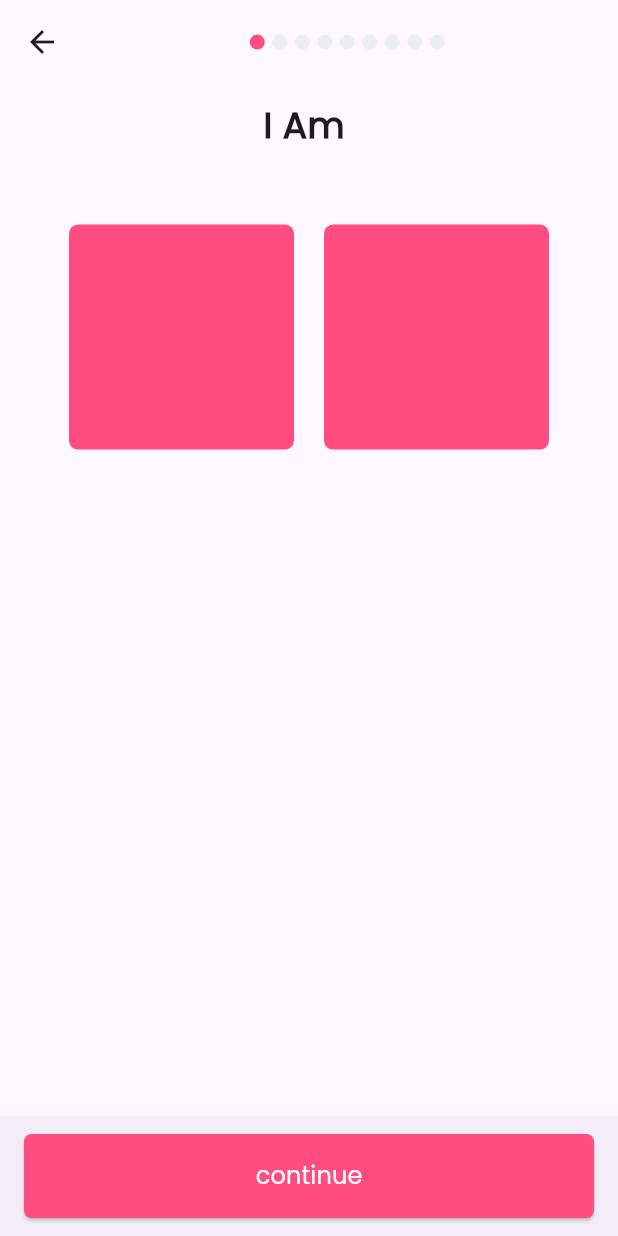
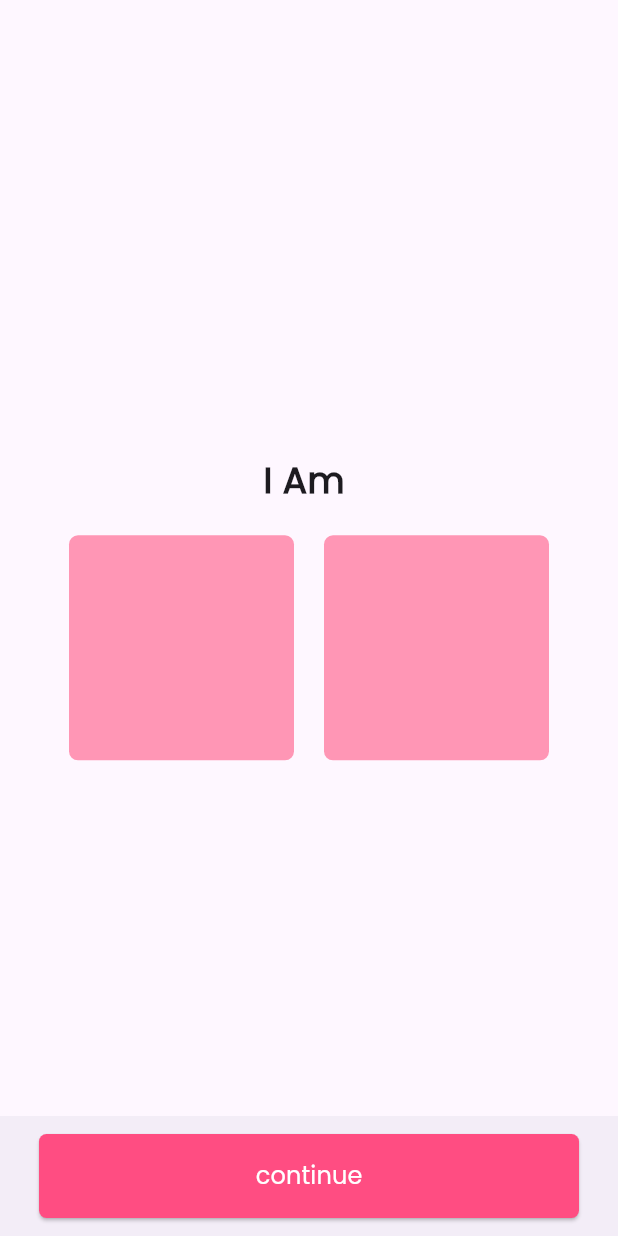
Before and after one commit to dvlpr-nirajpatil/Reshimgathi-Maratha-Anurup, a Flutter app: the ProfileCreationScreen screen opened directly, on a phone screen of 412 x 824 dp. Run offline on Flutter 3.47's test engine with Material 3 defaults, Android fonts, the light colour scheme and no system bars; our stand-ins replace cloud_firestore, dotted_border, firebase_auth, firebase_core, get, velocity_x; accounts and stored records are empty.

Commit message:
merge niraj and aditya branch

```diff
--- a/lib/main.dart
+++ b/lib/main.dart
@@ -3,7 +3,7 @@ import 'package:flutter/material.dart';
 import 'package:get/get.dart';
 import 'package:reshimgathi/consts/typography.dart';
 import 'package:reshimgathi/firebase_options.dart';
-import 'package:reshimgathi/views/auth-screens/profile-creation-form/profile_creation_form.dart';
+import 'package:reshimgathi/views/auth-screens/splash-screen/splash_screen.dart';
 
 void main() async {
   WidgetsFlutterBinding.ensureInitialized();
@@ -17,11 +17,9 @@ class Reshimgathi extends StatelessWidget {
   @override
   Widget build(BuildContext context) {
     return GetMaterialApp(
-
       debugShowCheckedModeBanner: false,
       theme: ThemeData(fontFamily: regular),
       home: SplashScreen(),
-
     );
   }
 }
--- a/lib/shared-widget/custom_auth_screens_button.dart
+++ b/lib/shared-widget/custom_auth_screens_button.dart
@@ -2,6 +2,7 @@ import 'package:reshimgathi/consts/consts.dart';
 
 Container customAuthScreenButton(BuildContext context, {title, ontap}) {
   return Container(
+    margin: EdgeInsets.symmetric(horizontal: 10),
     width: context.screenWidth,
     child: ElevatedButton(
       style: ButtonStyle(
--- a/lib/views/auth-screens/profile-creation-form/profile_creation_form.dart
+++ b/lib/views/auth-screens/profile-creation-form/profile_creation_form.dart
@@ -12,21 +12,9 @@ class ProfileCreationScreen extends StatelessWidget {
 
     return Scaffold(
       appBar: AppBar(
+        automaticallyImplyLeading: false,
         elevation: 0,
         scrolledUnderElevation: 0,
-        title: Row(
-          mainAxisAlignment: MainAxisAlignment.center,
-          children: List.generate(
-            9,
-            (index) => Container(
-              margin: EdgeInsets.only(right: 5),
-              child: CircleAvatar(
-                radius: 5,
-                backgroundColor: index == 0 ? pinkColor : lightGrey,
-              ),
-            ),
-          ),
-        ),
       ),
       body: Obx(
         () => Container(
@@ -59,7 +47,6 @@ class ProfileCreationScreen extends StatelessWidget {
               ? SizedBox()
               : customAuthScreenButton(context, title: "continue", ontap: () {
                   controller.ScreenNo += 1;
-                  print(controller.ScreenNo.value);
                 }),
         ),
       ),
--- a/lib/views/auth-screens/profile-creation-form/shared-container/gender-1.dart
+++ b/lib/views/auth-screens/profile-creation-form/shared-container/gender-1.dart
@@ -2,9 +2,10 @@ import 'package:reshimgathi/consts/consts.dart';
 
 Column genderCheck() {
   return Column(
+    mainAxisAlignment: MainAxisAlignment.center,
     children: [
       "I Am ".text.size(24).semiBold.make(),
-      50.heightBox,
+      20.heightBox,
       Row(
         mainAxisAlignment: MainAxisAlignment.center,
         children: [
@@ -13,7 +14,7 @@ Column genderCheck() {
             width: 150,
             decoration: BoxDecoration(
               borderRadius: BorderRadius.circular(6),
-              color: pinkColor,
+              color: lightPinkColor,
             ),
           ),
           20.widthBox,
@@ -22,7 +23,7 @@ Column genderCheck() {
             width: 150,
             decoration: BoxDecoration(
               borderRadius: BorderRadius.circular(6),
-              color: pinkColor,
+              color: lightPinkColor,
             ),
           ),
         ],
--- a/lib/views/auth-screens/profile-creation-form/shared-container/registration-success.dart
+++ b/lib/views/auth-screens/profile-creation-form/shared-container/registration-success.dart
@@ -3,7 +3,7 @@ import 'package:reshimgathi/views/home/home.dart';
 
 Container registrationSuccessScreen() {
   Future.delayed(Duration(seconds: 2), () {
-    Get.to(() => Home());
+    Get.to(() => Home(), transition: Transition.rightToLeftWithFade);
   });
 
   return Container(
--- a/lib/views/home-screen/components/profiles_widget.dart
+++ b/lib/views/home-screen/components/profiles_widget.dart
@@ -63,7 +63,7 @@ class ProfileCardWidget extends StatelessWidget {
                 data: data,
               ),
           transition: Transition.rightToLeftWithFade,
-          duration: Duration(milliseconds: 500));
+          duration: Duration(milliseconds: 300));
     });
   }
 }
--- a/lib/views/home/home.dart
+++ b/lib/views/home/home.dart
@@ -1,9 +1,8 @@
-import 'package:flutter/material.dart';
 import 'package:reshimgathi/consts/consts.dart';
 import 'package:reshimgathi/consts/lists.dart';
 import 'package:reshimgathi/controllers/home_screen_controller.dart';
 import 'package:reshimgathi/views/home-screen/home_screen.dart';
-import 'package:reshimgathi/views/news/news_screen.dart';
+
 import 'package:reshimgathi/views/profile/profile_screen.dart';
 import 'package:reshimgathi/views/saved-profiles/saved_profile_screen.dart';
 
```
Also changed, not shown: lib/views/auth-screens/landing-screen/landing_screen.dart (+7 -1 lines), 1 other file.
